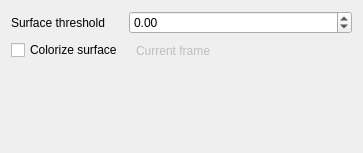
Old version of the form gui/VolumeOptions.ui in the repository Kitware/TeleSculptor.
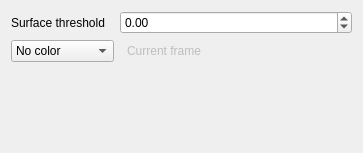
New version of the form.

Commit message: Add OriginalColor choice for coloring.

Diff of the .ui file:
```diff
--- a/gui/VolumeOptions.ui
+++ b/gui/VolumeOptions.ui
@@ -37,13 +37,6 @@
      </property>
     </widget>
    </item>
-   <item row="2" column="0">
-    <widget class="QCheckBox" name="checkBoxColorizeSurface">
-     <property name="text">
-      <string>Colorize surface</string>
-     </property>
-    </widget>
-   </item>
    <item row="2" column="1">
     <widget class="QToolButton" name="toolButtonColorizeSurfaceMenu">
      <property name="enabled">
@@ -66,6 +59,25 @@
      </property>
     </widget>
    </item>
+   <item row="2" column="0">
+    <widget class="QComboBox" name="comboBoxColorizeSurface">
+     <item>
+      <property name="text">
+       <string>No color</string>
+      </property>
+     </item>
+     <item>
+      <property name="text">
+       <string>Original color</string>
+      </property>
+     </item>
+     <item>
+      <property name="text">
+       <string>Image color</string>
+      </property>
+     </item>
+    </widget>
+   </item>
   </layout>
  </widget>
  <resources/>
```
The commit also changes 5 other files.
